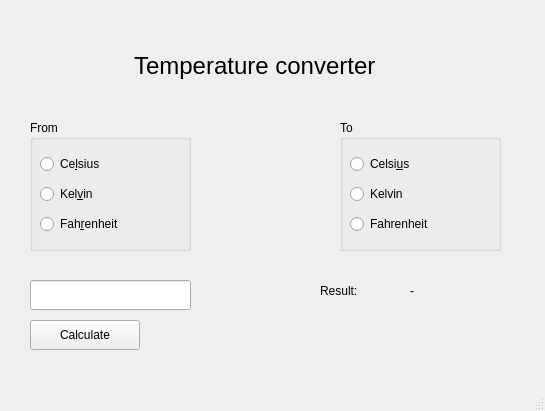
Before: the Qt Designer form 4_Qt_designer_temperature_converter/converter.ui in AdrianNiewiadomski/PyQt5-basics, drawn with Qt 5.
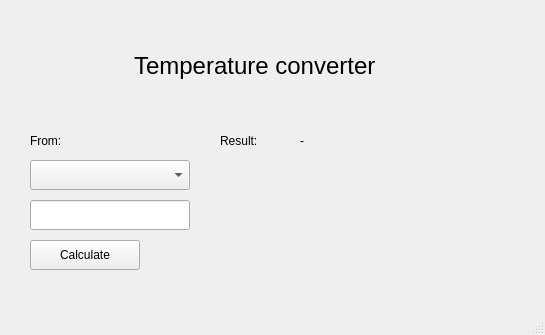
After: the same form once the commit is applied.

Commit message: A lesson about QtDesigner has been added.

Diff of the .ui file:
```diff
--- a/4_Qt_designer_temperature_converter/converter.ui
+++ b/4_Qt_designer_temperature_converter/converter.ui
@@ -7,123 +7,19 @@
     <x>0</x>
     <y>0</y>
     <width>545</width>
-    <height>411</height>
+    <height>335</height>
    </rect>
   </property>
   <property name="windowTitle">
    <string>MainWindow</string>
   </property>
   <widget class="QWidget" name="centralwidget">
-   <widget class="QGroupBox" name="groupBox">
-    <property name="geometry">
-     <rect>
-      <x>30</x>
-      <y>120</y>
-      <width>161</width>
-      <height>131</height>
-     </rect>
-    </property>
-    <property name="title">
-     <string>From</string>
-    </property>
-    <widget class="QRadioButton" name="input_radio_1">
-     <property name="geometry">
-      <rect>
-       <x>10</x>
-       <y>30</y>
-       <width>135</width>
-       <height>28</height>
-      </rect>
-     </property>
-     <property name="text">
-      <string>Ce&amp;lsius</string>
-     </property>
-    </widget>
-    <widget class="QRadioButton" name="input_radio_2">
-     <property name="geometry">
-      <rect>
-       <x>10</x>
-       <y>60</y>
-       <width>135</width>
-       <height>28</height>
-      </rect>
-     </property>
-     <property name="text">
-      <string>Kel&amp;vin</string>
-     </property>
-    </widget>
-    <widget class="QRadioButton" name="input_radio_3">
-     <property name="geometry">
-      <rect>
-       <x>10</x>
-       <y>90</y>
-       <width>135</width>
-       <height>28</height>
-      </rect>
-     </property>
-     <property name="text">
-      <string>Fah&amp;renheit</string>
-     </property>
-    </widget>
-   </widget>
-   <widget class="QGroupBox" name="groupBox_2">
-    <property name="geometry">
-     <rect>
-      <x>340</x>
-      <y>120</y>
-      <width>161</width>
-      <height>131</height>
-     </rect>
-    </property>
-    <property name="title">
-     <string>To</string>
-    </property>
-    <widget class="QRadioButton" name="output_radio_1">
-     <property name="geometry">
-      <rect>
-       <x>10</x>
-       <y>30</y>
-       <width>135</width>
-       <height>28</height>
-      </rect>
-     </property>
-     <property name="text">
-      <string>Celsi&amp;us</string>
-     </property>
-    </widget>
-    <widget class="QRadioButton" name="output_radio_2">
-     <property name="geometry">
-      <rect>
-       <x>10</x>
-       <y>60</y>
-       <width>135</width>
-       <height>28</height>
-      </rect>
-     </property>
-     <property name="text">
-      <string>Kelvin</string>
-     </property>
-    </widget>
-    <widget class="QRadioButton" name="output_radio_3">
-     <property name="geometry">
-      <rect>
-       <x>10</x>
-       <y>90</y>
-       <width>135</width>
-       <height>28</height>
-      </rect>
-     </property>
-     <property name="text">
-      <string>Fahrenheit</string>
-     </property>
-    </widget>
-   </widget>
    <widget class="QLineEdit" name="input_field">
     <property name="geometry">
      <rect>
       <x>30</x>
-      <y>280</y>
-      <width>161</width>
+      <y>200</y>
+      <width>160</width>
       <height>30</height>
      </rect>
     </property>
@@ -131,9 +27,9 @@
    <widget class="QLabel" name="result">
     <property name="geometry">
      <rect>
-      <x>410</x>
-      <y>280</y>
-      <width>85</width>
+      <x>300</x>
+      <y>130</y>
+      <width>220</width>
       <height>22</height>
      </rect>
     </property>
@@ -162,9 +58,9 @@
    <widget class="QLabel" name="result_label">
     <property name="geometry">
      <rect>
-      <x>320</x>
-      <y>280</y>
-      <width>85</width>
+      <x>220</x>
+      <y>130</y>
+      <width>70</width>
       <height>22</height>
      </rect>
     </property>
@@ -176,7 +72,7 @@
     <property name="geometry">
      <rect>
       <x>30</x>
-      <y>320</y>
+      <y>240</y>
       <width>110</width>
       <height>30</height>
      </rect>
@@ -185,6 +81,29 @@
      <string>Calculate</string>
     </property>
    </widget>
+   <widget class="QComboBox" name="combo_box">
+    <property name="geometry">
+     <rect>
+      <x>30</x>
+      <y>160</y>
+      <width>160</width>
+      <height>30</height>
+     </rect>
+    </property>
+   </widget>
+   <widget class="QLabel" name="input_label">
+    <property name="geometry">
+     <rect>
+      <x>30</x>
+      <y>130</y>
+      <width>85</width>
+      <height>22</height>
+     </rect>
+    </property>
+    <property name="text">
+     <string>From:</string>
+    </property>
+   </widget>
   </widget>
   <widget class="QMenuBar" name="menubar">
    <property name="geometry">
```
Left out of the diff: 4 changed lines with no effect on the pictures. The commit also changes 1 other file.
